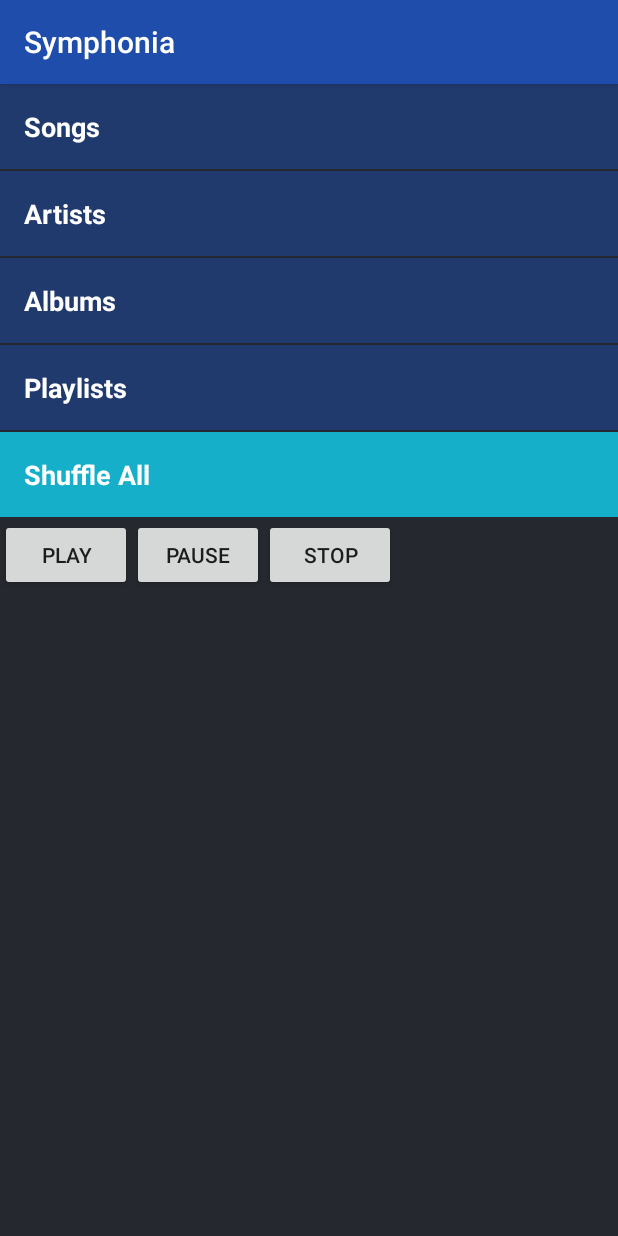
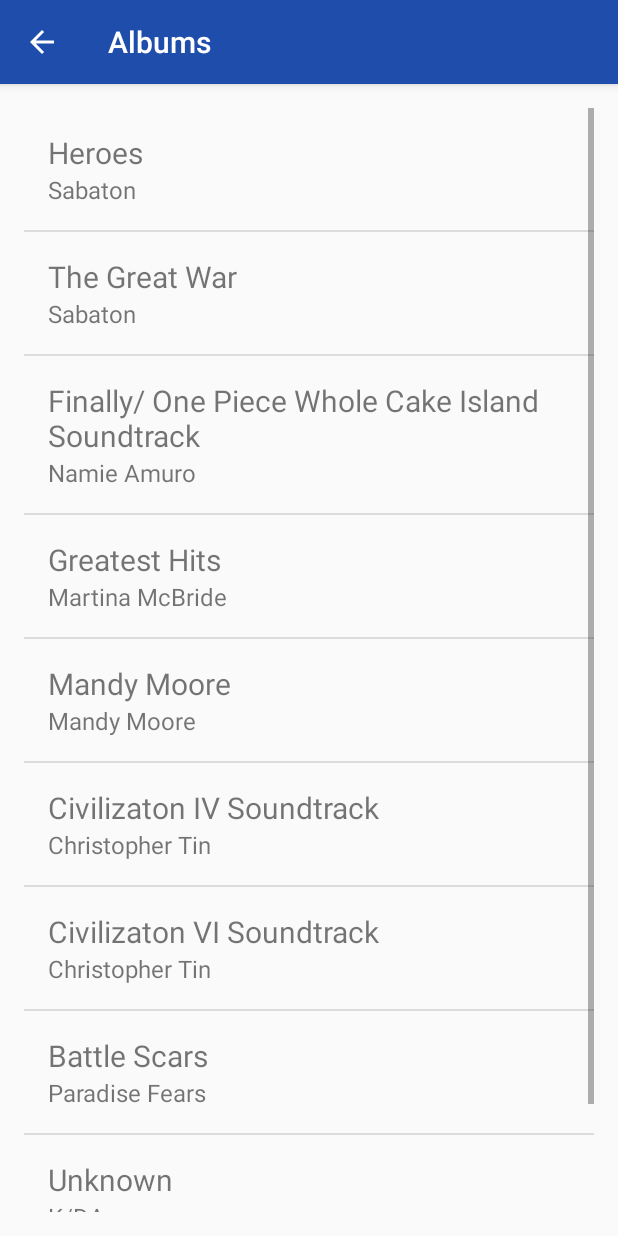
Before and after one commit to NairArjunWD/symphonia, an Android app: the screen it shows after launch (MainActivity before the commit, AlbumsActivity after it), after a tap on "Albums", on a phone screen of 412 x 824 dp. Run offline under Robolectric (Android 15) with nearby library versions, the phone set to English and light mode, and no system bars.

Commit message:
Complete Album and Playlists
Complete Album and Playlists java files.

Change the names to fit what they should look like.

```diff
--- a/app/src/main/java/com/example/symphonia/AlbumsActivity.java
+++ b/app/src/main/java/com/example/symphonia/AlbumsActivity.java
@@ -1,4 +1,40 @@
 package com.example.symphonia;
 
-public class AlbumsActivity {
+import android.os.Bundle;
+import android.widget.Adapter;
+import android.widget.ListView;
+
+import androidx.appcompat.app.AppCompatActivity;
+
+import java.util.ArrayList;
+
+
+public class AlbumsActivity extends AppCompatActivity{
+    @Override
+    protected void onCreate(Bundle savedInstanceState) {
+        super.onCreate(savedInstanceState);
+        setContentView(R.layout.song_list);
+
+        //Create an array of words
+        ArrayList<Song> songs = new ArrayList<Song>();
+
+//        words.add("one");
+        songs.add(new Song("Heroes", "Sabaton"));
+        songs.add(new Song("The Great War", "Sabaton"));
+        songs.add(new Song("Finally/ One Piece Whole Cake Island Soundtrack", "Namie Amuro"));
+        songs.add(new Song("Greatest Hits", "Martina McBride"));
+        songs.add(new Song("Mandy Moore", "Mandy Moore"));
+        songs.add(new Song("Civilizaton IV Soundtrack", "Christopher Tin"));
+        songs.add(new Song("Civilizaton VI Soundtrack", "Christopher Tin"));
+        songs.add(new Song("Battle Scars", "Paradise Fears"));
+        songs.add(new Song( "Unknown", "K/DA"));
+        songs.add(new Song("My Hero Academia Soundtrack", "Yuki Hayashi"));
+
+        SongAdapter adapter = new SongAdapter(this, songs);
+
+        ListView listView = (ListView) findViewById(R.id.list);
+
+        listView.setAdapter(adapter);
+
+    }
 }
```
Also changed, not shown: app/src/main/java/com/example/symphonia/PlaylistsActivity.java (+28 -1 lines).
